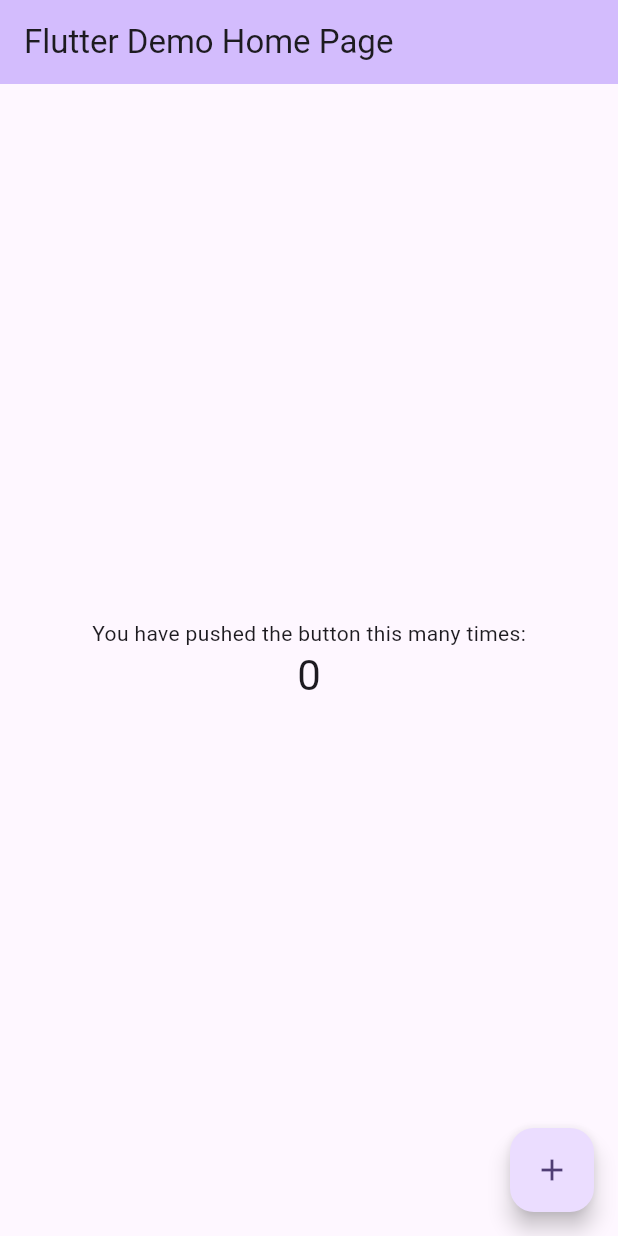
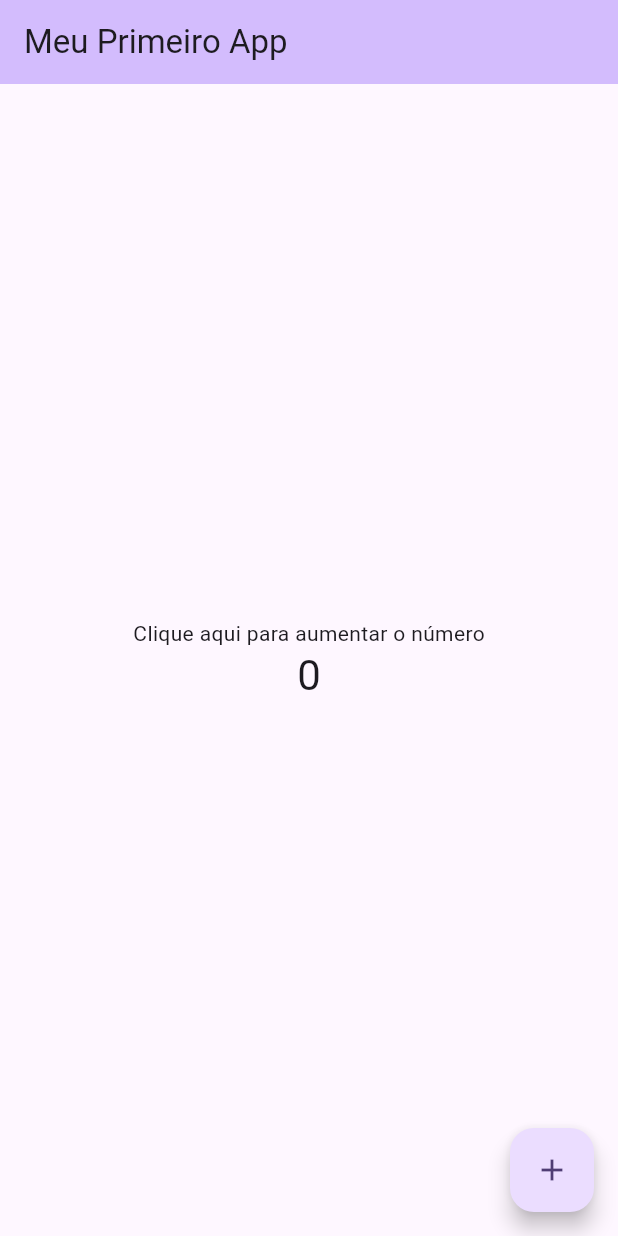
Before and after one commit to Rzirbes/Desenvolvimento-Mobile, a Flutter app: the screen it shows after launch, on a phone screen of 412 x 824 dp. Run offline on Flutter 3.47's test engine with Material 3 defaults, Android fonts, the phone set to English and light mode, and no system bars.

Commit message:
primeiro commit

```diff
--- a/meu_primeiro_app/lib/main.dart
+++ b/meu_primeiro_app/lib/main.dart
@@ -7,45 +7,21 @@
 class MyApp extends StatelessWidget {
   const MyApp({super.key});
 
-  // This widget is the root of your application.
+
   @override
   Widget build(BuildContext context) {
     return MaterialApp(
       title: 'Flutter Demo',
       theme: ThemeData(
-        // This is the theme of your application.
-        //
-        // TRY THIS: Try running your application with "flutter run". You'll see
-        // the application has a purple toolbar. Then, without quitting the app,
-        // try changing the seedColor in the colorScheme below to Colors.green
-        // and then invoke "hot reload" (save your changes or press the "hot
-        // reload" button in a Flutter-supported IDE, or press "r" if you used
-        // the command line to start the app).
-        //
-        // Notice that the counter didn't reset back to zero; the application
-        // state is not lost during the reload. To reset the state, use hot
-        // restart instead.
-        //
-        // This works for code too, not just values: Most code changes can be
-        // tested with just a hot reload.
         colorScheme: ColorScheme.fromSeed(seedColor: Colors.deepPurple),
       ),
-      home: const MyHomePage(title: 'Flutter Demo Home Page'),
+      home: const MyHomePage(title: 'Meu Primeiro App'),
     );
   }
 }
 
 class MyHomePage extends StatefulWidget {
   const MyHomePage({super.key, required this.title});
-
-  // This widget is the home page of your application. It is stateful, meaning
-  // that it has a State object (defined below) that contains fields that affect
-  // how it looks.
-
-  // This class is the configuration for the state. It holds the values (in this
-  // case the title) provided by the parent (in this case the App widget) and
-  // used by the build method of the State. Fields in a Widget subclass are
-  // always marked "final".
 
   final String title;
 
@@ -58,53 +34,23 @@
 
   void _incrementCounter() {
     setState(() {
-      // This call to setState tells the Flutter framework that something has
-      // changed in this State, which causes it to rerun the build method below
-      // so that the display can reflect the updated values. If we changed
-      // _counter without calling setState(), then the build method would not be
-      // called again, and so nothing would appear to happen.
       _counter++;
     });
   }
 
   @override
   Widget build(BuildContext context) {
-    // This method is rerun every time setState is called, for instance as done
-    // by the _incrementCounter method above.
-    //
-    // The Flutter framework has been optimized to make rerunning build methods
-    // fast, so that you can just rebuild anything that needs updating rather
-    // than having to individually change instances of widgets.
     return Scaffold(
       appBar: AppBar(
-        // TRY THIS: Try changing the color here to a specific color (to
-        // Colors.amber, perhaps?) and trigger a hot reload to see the AppBar
-        // change color while the other colors stay the same.
         backgroundColor: Theme.of(context).colorScheme.inversePrimary,
-        // Here we take the value from the MyHomePage object that was created by
-        // the App.build method, and use it to set our appbar title.
+
         title: Text(widget.title),
       ),
       body: Center(
-        // Center is a layout widget. It takes a single child and positions it
-        // in the middle of the parent.
         child: Column(
-          // Column is also a layout widget. It takes a list of children and
-          // arranges them vertically. By default, it sizes itself to fit its
-          // children horizontally, and tries to be as tall as its parent.
-          //
-          // Column has various properties to control how it sizes itself and
-          // how it positions its children. Here we use mainAxisAlignment to
-          // center the children vertically; the main axis here is the vertical
-          // axis because Columns are vertical (the cross axis would be
-          // horizontal).
-          //
-          // TRY THIS: Invoke "debug painting" (choose the "Toggle Debug Paint"
-          // action in the IDE, or press "p" in the console), to see the
-          // wireframe for each widget.
           mainAxisAlignment: MainAxisAlignment.center,
           children: <Widget>[
-            const Text('You have pushed the button this many times:'),
+            const Text('Clique aqui para aumentar o número'),
             Text(
               '$_counter',
               style: Theme.of(context).textTheme.headlineMedium,
@@ -116,7 +62,7 @@
         onPressed: _incrementCounter,
         tooltip: 'Increment',
         child: const Icon(Icons.add),
-      ), // This trailing comma makes auto-formatting nicer for build methods.
+      ),
     );
   }
 }
```
Also changed, not shown: 1 other file.
